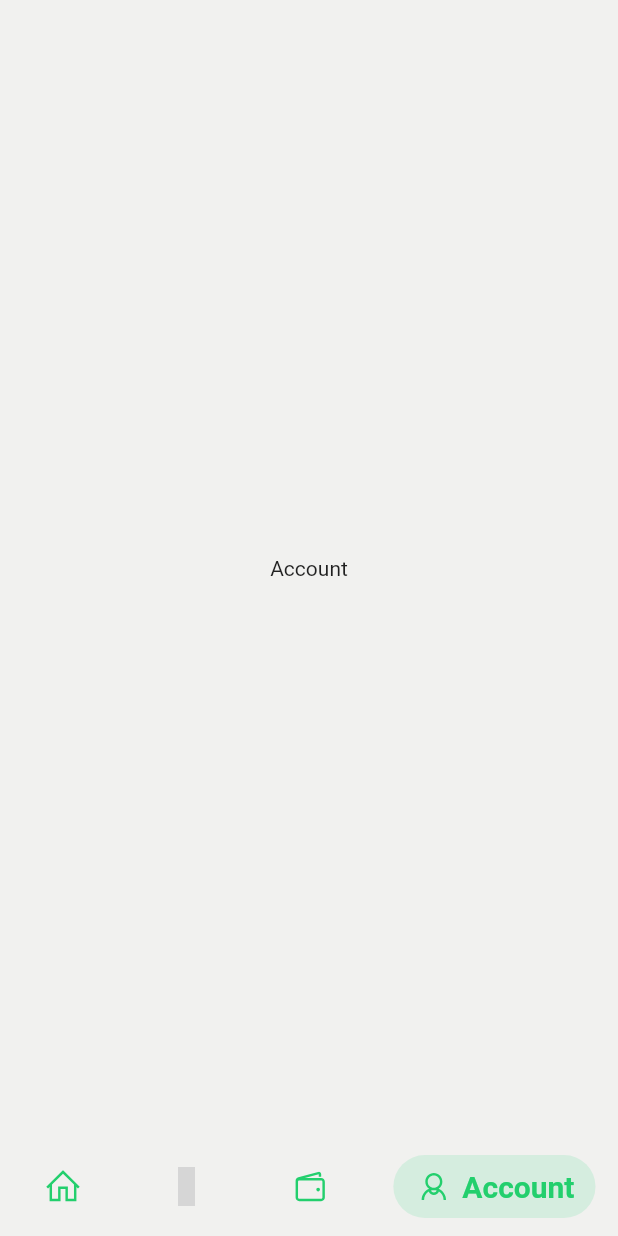
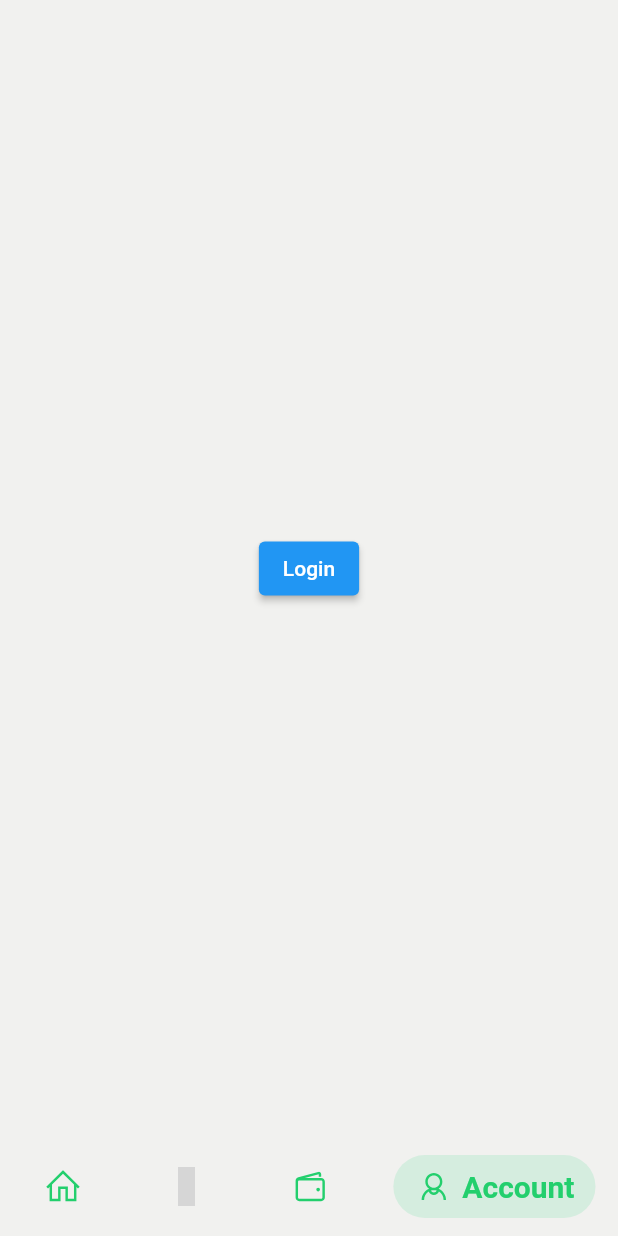
Before and after one commit to udz-codes/mockoin, a Flutter app: the screen it shows after launch, item 4 of the bottom bar chosen, on a phone screen of 412 x 824 dp. Run offline on Flutter 3.47's test engine with Material 2 defaults, Android fonts, the phone set to English and light mode, and no system bars; drawn by our look-alikes of google_nav_bar; our stand-ins replace line_icons; grey boxes are pictures that could not be loaded.

Commit message:
Login 40%

```diff
--- a/lib/main.dart
+++ b/lib/main.dart
@@ -1,5 +1,9 @@
+// Imports: Screens
 import 'package:flutter/material.dart';
 import 'package:mockoin/mockoin.dart';
+
+// Imports: Screens
+import 'screens/login_screen.dart';
 
 void main() {
   runApp(const MyApp());
@@ -15,7 +19,11 @@ class MyApp extends StatelessWidget {
       theme: ThemeData(
         primarySwatch: Colors.blue,
       ),
-      home: const Mockoin(),
+      initialRoute: '/',
+      routes: {
+        '/': (context) => const Mockoin(),
+        '/login': (context) => const LoginScreen(),
+      },
     );
   }
 }
--- a/lib/mockoin.dart
+++ b/lib/mockoin.dart
@@ -15,20 +15,34 @@ class Mockoin extends StatefulWidget {
 class _MockoinState extends State<Mockoin> {
   int _selectedIndex = 0;
 
-  static const List<Widget> _widgetOptions = <Widget>[
-    Text('Home'),
-    Text('Prices'),
-    Text('Portfolio'),
-    Text('Account'),
-  ];
+  // final List<Widget> _widgetOptions = <Widget>[
+  //   Text('Home'),
+  //   Text('Prices'),
+  //   Text('Portfolio'),
+  //   Center(
+  //     child: Text('Account'),
+  //   ),
+  // ];
 
   @override
   Widget build(BuildContext context) {
     return Scaffold(
       backgroundColor: kColorLight,
       body: SafeArea(
-        child: Center(child: _widgetOptions.elementAt(_selectedIndex)),
-      ),
+          // child: _widgetOptions.elementAt(_selectedIndex),
+          child: <Widget>[
+        Text('Home'),
+        Text('Prices'),
+        Text('Portfolio'),
+        Center(
+          child: ElevatedButton(
+            onPressed: () {
+              Navigator.pushNamed(context, '/login');
+            },
+            child: const Text('Login'),
+          ),
+        ),
+      ].elementAt(_selectedIndex)),
       bottomNavigationBar: Container(
         decoration: const BoxDecoration(
           color: kColorLight,
--- a/pubspec.yaml
+++ b/pubspec.yaml
@@ -60,8 +60,8 @@ flutter:
   uses-material-design: true
 
   # To add assets to your application, add an assets section, like this:
-  # assets:
-  #   - images/a_dot_burr.jpeg
+  assets:
+    - assets/
   #   - images/a_dot_ham.jpeg
 
   # An image asset can refer to one or more resolution-specific "variants", see
```
Also changed, not shown: lib/components/logo_header.dart (added, +40 -0 lines), lib/constants.dart (+14 -2 lines), lib/screens/login_screen.dart (added, +32 -0 lines), assets/mockoinWhite.png (added), assets/mockoinWhite.svg (added).
